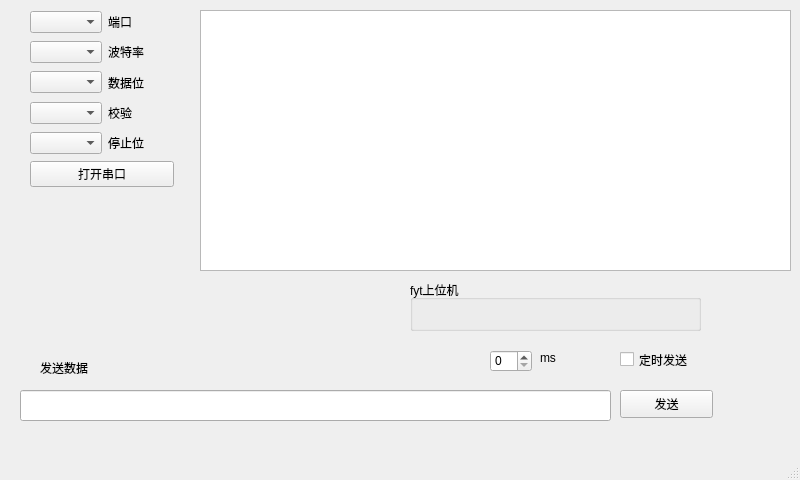
First picture: the form in mainwindow.ui, repository duan-jia/fyt_shangweiji, before the edit.
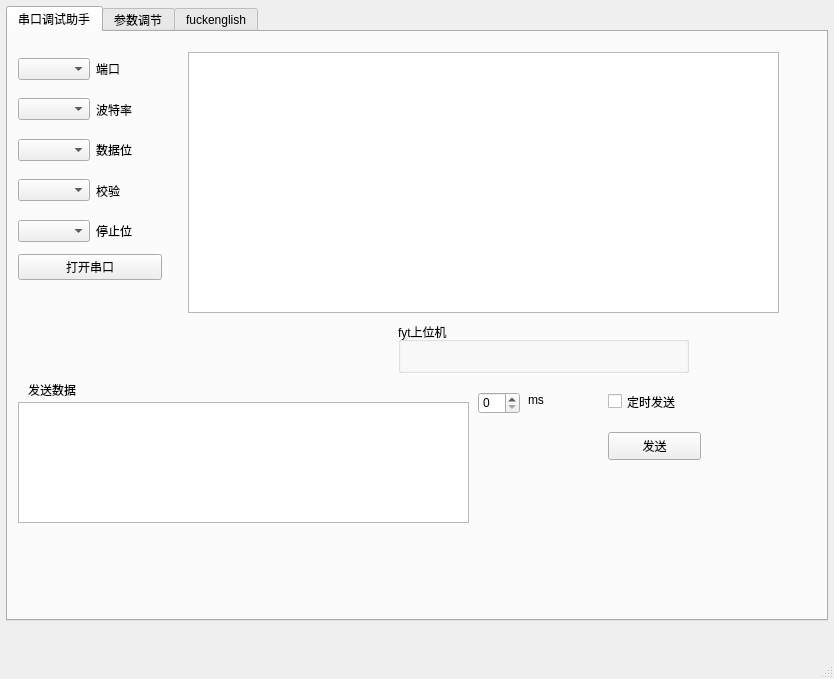
Second picture: the form after the edit. Custom widgets are drawn as their Qt base class.

Commit message: 解决了发送程序卡死的情况

```diff
--- a/mainwindow.ui
+++ b/mainwindow.ui
@@ -6,29 +6,48 @@
    <rect>
     <x>0</x>
     <y>0</y>
-    <width>800</width>
-    <height>480</height>
+    <width>834</width>
+    <height>679</height>
    </rect>
   </property>
   <property name="windowTitle">
    <string>MainWindow</string>
   </property>
   <widget class="QWidget" name="centralwidget">
-   <widget class="QLineEdit" name="lineEdit">
+   <widget class="QTabWidget" name="tabWidget">
     <property name="geometry">
      <rect>
-      <x>20</x>
-      <y>390</y>
-      <width>591</width>
-      <height>31</height>
+      <x>6</x>
+      <y>6</y>
+      <width>822</width>
+      <height>615</height>
      </rect>
+    </property>
+    <property name="currentIndex">
+     <number>0</number>
+    </property>
+    <widget class="QWidget" name="tab1">
+     <attribute name="title">
+      <string>串口调试助手</string>
+     </attribute>
+     <widget class="QCheckBox" name="timeTxBt">
+      <property name="geometry">
+       <rect>
+        <x>600</x>
+        <y>360</y>
+        <width>91</width>
+        <height>19</height>
+       </rect>
+      </property>
+      <property name="text">
+       <string>定时发送</string>
     </property>
    </widget>
    <widget class="QPushButton" name="txBt">
     <property name="geometry">
      <rect>
-      <x>620</x>
-      <y>390</y>
+        <x>600</x>
+        <y>400</y>
       <width>93</width>
       <height>28</height>
      </rect>
@@ -37,11 +56,21 @@
      <string>发送</string>
     </property>
    </widget>
+     <widget class="vQTextEdit" name="plainTextTx">
+      <property name="geometry">
+       <rect>
+        <x>10</x>
+        <y>370</y>
+        <width>451</width>
+        <height>121</height>
+       </rect>
+      </property>
+     </widget>
    <widget class="QLabel" name="label_6">
     <property name="geometry">
      <rect>
-      <x>40</x>
-      <y>360</y>
+        <x>20</x>
+        <y>350</y>
       <width>72</width>
       <height>15</height>
      </rect>
@@ -50,24 +79,11 @@
      <string>发送数据</string>
     </property>
    </widget>
-   <widget class="QPlainTextEdit" name="plainTextEdit">
-    <property name="geometry">
-     <rect>
-      <x>200</x>
-      <y>10</y>
-      <width>591</width>
-      <height>261</height>
-     </rect>
-    </property>
-    <property name="readOnly">
-     <bool>true</bool>
-    </property>
-   </widget>
    <widget class="QGroupBox" name="groupBox">
     <property name="geometry">
      <rect>
-      <x>410</x>
-      <y>280</y>
+        <x>390</x>
+        <y>290</y>
       <width>291</width>
       <height>51</height>
      </rect>
@@ -76,13 +92,49 @@
      <string>fyt上位机</string>
     </property>
    </widget>
+     <widget class="vPlainTextEdit" name="plainTextRx">
+      <property name="geometry">
+       <rect>
+        <x>180</x>
+        <y>20</y>
+        <width>591</width>
+        <height>261</height>
+       </rect>
+      </property>
+      <property name="readOnly">
+       <bool>true</bool>
+      </property>
+     </widget>
+     <widget class="QSpinBox" name="spinBox">
+      <property name="geometry">
+       <rect>
+        <x>470</x>
+        <y>360</y>
+        <width>42</width>
+        <height>22</height>
+       </rect>
+      </property>
+     </widget>
+     <widget class="QLabel" name="label_7">
+      <property name="geometry">
+       <rect>
+        <x>520</x>
+        <y>360</y>
+        <width>72</width>
+        <height>15</height>
+       </rect>
+      </property>
+      <property name="text">
+       <string>ms</string>
+      </property>
+     </widget>
    <widget class="QWidget" name="layoutWidget">
     <property name="geometry">
      <rect>
-      <x>30</x>
-      <y>10</y>
+        <x>10</x>
+        <y>20</y>
       <width>144</width>
-      <height>177</height>
+        <height>228</height>
      </rect>
     </property>
     <layout class="QVBoxLayout" name="verticalLayout_2">
@@ -172,41 +224,17 @@
      </item>
     </layout>
    </widget>
-   <widget class="QCheckBox" name="timeTxBt">
-    <property name="geometry">
-     <rect>
-      <x>620</x>
-      <y>350</y>
-      <width>91</width>
-      <height>19</height>
-     </rect>
-    </property>
-    <property name="text">
-     <string>定时发送</string>
-    </property>
-   </widget>
-   <widget class="QSpinBox" name="spinBox">
-    <property name="geometry">
-     <rect>
-      <x>490</x>
-      <y>350</y>
-      <width>42</width>
-      <height>22</height>
-     </rect>
-    </property>
-   </widget>
-   <widget class="QLabel" name="label_7">
-    <property name="geometry">
-     <rect>
-      <x>540</x>
-      <y>350</y>
-      <width>72</width>
-      <height>15</height>
-     </rect>
-    </property>
-    <property name="text">
-     <string>ms</string>
-    </property>
+    </widget>
+    <widget class="QWidget" name="tab2">
+     <attribute name="title">
+      <string>参数调节</string>
+     </attribute>
+    </widget>
+    <widget class="QWidget" name="tab_3">
+     <attribute name="title">
+      <string>fuckenglish</string>
+     </attribute>
+    </widget>
    </widget>
   </widget>
   <widget class="QMenuBar" name="menubar">
@@ -221,6 +249,18 @@
   </widget>
   <widget class="QStatusBar" name="statusbar"/>
  </widget>
+ <customwidgets>
+  <customwidget>
+   <class>vPlainTextEdit</class>
+   <extends>QPlainTextEdit</extends>
+   <header>vplaintextedit.h</header>
+  </customwidget>
+  <customwidget>
+   <class>vQTextEdit</class>
+   <extends>QTextEdit</extends>
+   <header>vqtextedit.h</header>
+  </customwidget>
+ </customwidgets>
  <resources/>
  <connections/>
 </ui>
```
Left out of the diff: 2 changed lines with no effect on the pictures. Lines whose indentation alone changed are shown as unchanged. The commit also changes 9 other files.
